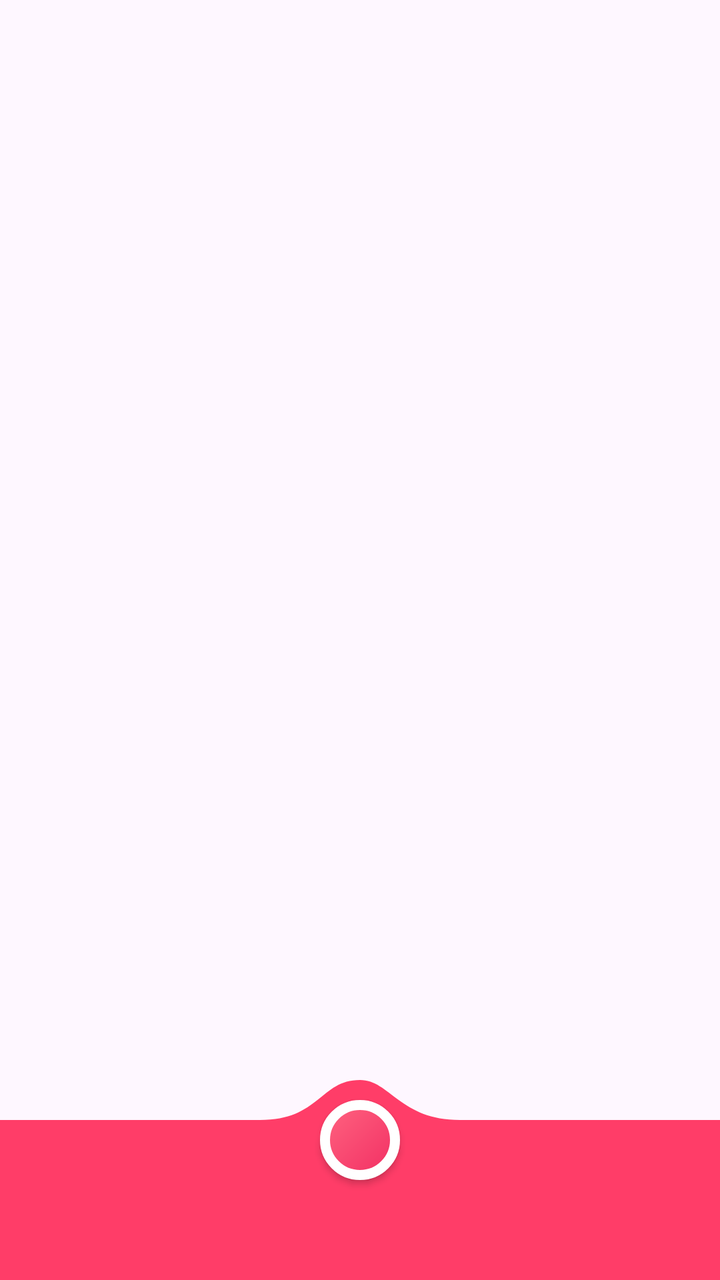
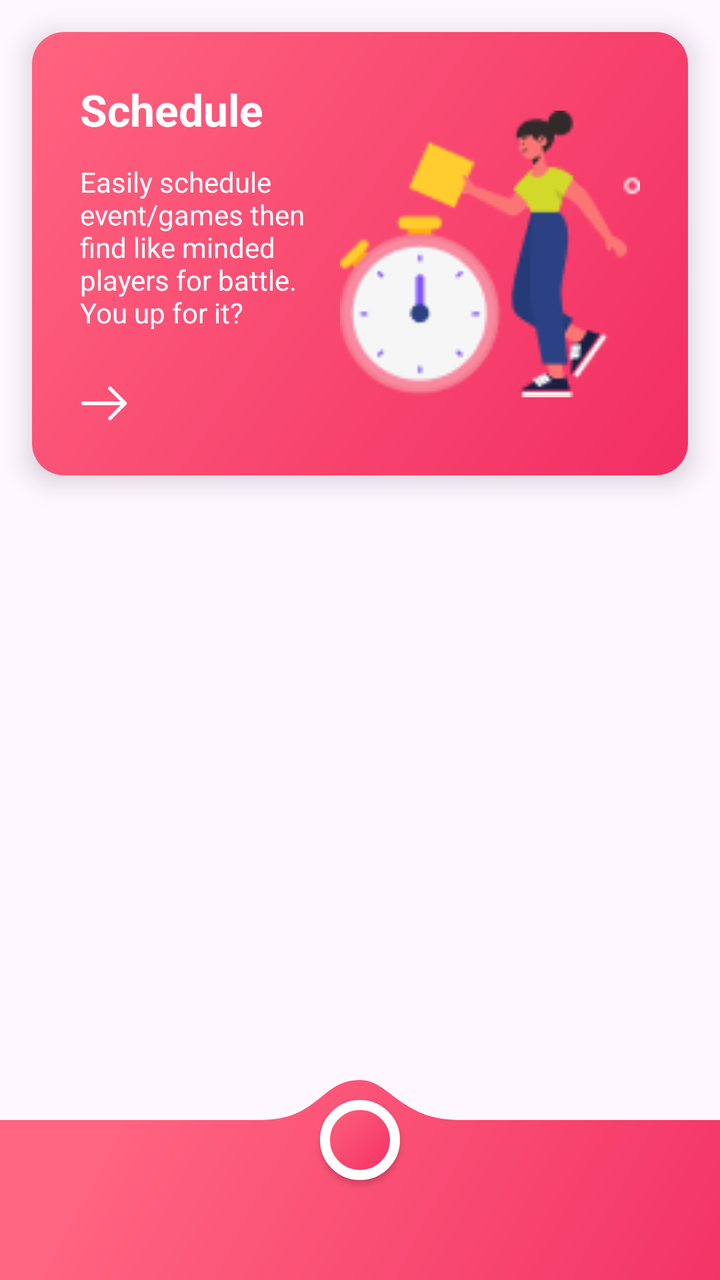

The first picture is an Android layout as it rendered before a commit; the second is the same layout after the commit. The layout source and the unified diff follow.
<!-- AndroidManifest.xml: application theme Theme.Professionals -->
<!-- res/layout/landing_screen.xml -->
<androidx.constraintlayout.widget.ConstraintLayout
    xmlns:android="http://schemas.android.com/apk/res/android"
    xmlns:app="http://schemas.android.com/apk/res-auto"
    android:layout_width="match_parent"
    android:layout_height="match_parent">

    

    
    <androidx.constraintlayout.widget.ConstraintLayout
        android:id="@+id/customBottomBar"
        android:layout_width="match_parent"
        android:layout_height="100dp"
        android:layout_gravity="bottom"
        android:background="@drawable/bg_custom_nav"
        android:clipChildren="false"
        app:layout_constraintBottom_toBottomOf="parent">

        <androidx.appcompat.widget.AppCompatButton
            android:id="@+id/facebookBtn"
            android:layout_width="40dp"
            android:layout_height="40dp"
            android:layout_marginTop="10dp"
            android:background="@drawable/schedule_btn"
            android:textAllCaps="false"
            android:textColor="@color/white"
            android:textStyle="bold"
            app:strokeColor="@color/white"
            app:strokeWidth="3dp"
            app:layout_constraintStart_toStartOf="parent"
            app:layout_constraintTop_toTopOf="parent"
            app:layout_constraintEnd_toEndOf="parent"/>



    </androidx.constraintlayout.widget.ConstraintLayout>
    </androidx.constraintlayout.widget.ConstraintLayout>
<!-- resources referenced by this layout -->
<resources>
  <color name="white">#FFFFFFFF</color>
  <!-- drawable bg_custom_nav (drawable) -->
  <?xml version="1.0" encoding="utf-8"?>
  <vector xmlns:android="http://schemas.android.com/apk/res/android"
      android:width="360dp"
      android:height="100dp"
      android:viewportWidth="360"
      android:viewportHeight="100">
  <path
      
      android:fillColor="#FF3D68"
      android:pathData="M0,20 L130,20 C160,20 160,0 180,0 C195,0 200,20 230,20 L360,20 L360,100 L0,100 Z" />
      </vector>
  <!-- drawable schedule_btn (drawable) -->
  <?xml version="1.0" encoding="utf-8"?>
  <shape xmlns:android="http://schemas.android.com/apk/res/android"
      android:shape="oval">
  
      
      <gradient
          android:angle="135"
          android:startColor="#F22E63"
          android:endColor="#FF6480"
          android:type="linear" />
  
      
      <stroke
          android:width="5dp"
      android:color="#FFFFFF" />
  
      
      <corners android:radius="30dp" />
  
  </shape>
  <style name="Theme.Professionals" parent="Base.Theme.Professionals" />
  <style name="Base.Theme.Professionals" parent="Theme.Material3.DayNight.NoActionBar">
          
          
      </style>
</resources>

<!-- the commit's change to res/layout/landing_screen.xml (unified diff, before → after) -->
@@ -4,7 +4,75 @@
     android:layout_width="match_parent"
     android:layout_height="match_parent">
 
+    <com.google.android.material.card.MaterialCardView
+        android:id="@+id/cardSchedule"
+        android:layout_width="match_parent"
+        android:layout_height="wrap_content"
+        android:layout_margin="16dp"
+        android:clickable="true"
+        android:focusable="true"
+        app:layout_constraintTop_toTopOf="parent"
+        app:cardCornerRadius="16dp"
+        app:cardElevation="8dp"
+        app:strokeWidth="0dp">
+
+    <androidx.constraintlayout.widget.ConstraintLayout
+        android:layout_width="match_parent"
+        android:layout_height="wrap_content"
+        android:background="@drawable/bg_schedule_card"
+        android:foreground="?attr/selectableItemBackground"     android:padding="24dp">
+
+    <TextView
+        android:id="@+id/tvTitle"
+        android:layout_width="wrap_content"
+        android:layout_height="wrap_content"
+        android:text="Schedule"
+        android:textColor="@android:color/white"
+        android:textSize="22sp"
+        android:textStyle="bold"
+        app:layout_constraintStart_toStartOf="parent"
+        app:layout_constraintTop_toTopOf="parent" />
+
+    <TextView
+        android:id="@+id/tvDesc"
+        android:layout_width="0dp"
+        android:layout_height="wrap_content"
+        android:layout_marginTop="12dp"
+        android:layout_marginEnd="16dp"
+        android:text="Easily schedule event/games then find like minded players for battle. You up for it?"
+        android:textColor="@android:color/white"
+        android:textSize="14sp"
+        app:layout_constraintEnd_toStartOf="@+id/imgIllustration"
+        app:layout_constraintStart_toStartOf="parent"
+        app:layout_constraintTop_toBottomOf="@id/tvTitle" />
+
     
+    <ImageView
+        android:id="@+id/imgArrow"
+        android:layout_width="24dp"
+        android:layout_height="24dp"
+        android:layout_marginTop="24dp"
+        android:src="@drawable/ic_arrow_right"
+        app:tint="@android:color/white"
+        app:layout_constraintBottom_toBottomOf="parent"
+        app:layout_constraintStart_toStartOf="parent"
+        app:layout_constraintTop_toBottomOf="@id/tvDesc" />
+
+    
+    <ImageView
+        android:id="@+id/imgIllustration"
+        android:layout_width="150dp"
+        android:layout_height="150dp"
+        android:scaleType="fitCenter"
+        android:src="@drawable/img_card1"
+        app:layout_constraintBottom_toBottomOf="parent"
+        app:layout_constraintEnd_toEndOf="parent"
+        app:layout_constraintTop_toTopOf="parent" />
+
+</androidx.constraintlayout.widget.ConstraintLayout>
+
+    </com.google.android.material.card.MaterialCardView>
+
 
     
     <androidx.constraintlayout.widget.ConstraintLayout
<!-- resource entries referenced after the edit -->
@@ -4,15 +4,49 @@
   <!-- drawable bg_custom_nav (drawable) -->
   <?xml version="1.0" encoding="utf-8"?>
   <vector xmlns:android="http://schemas.android.com/apk/res/android"
+      xmlns:aapt="http://schemas.android.com/aapt"
       android:width="360dp"
       android:height="100dp"
       android:viewportWidth="360"
       android:viewportHeight="100">
-  <path
-      
-      android:fillColor="#FF3D68"
-      android:pathData="M0,20 L130,20 C160,20 160,0 180,0 C195,0 200,20 230,20 L360,20 L360,100 L0,100 Z" />
+  
+  <path android:pathData="M0,20 L130,20 C160,20 160,0 180,0 C195,0 200,20 230,20 L360,20 L360,100 L0,100 Z">
+  
+  <aapt:attr name="android:fillColor">
+      <gradient
+          android:type="linear"
+          android:startX="360"
+          android:startY="180"
+          android:endX="60"
+          android:endY="20"
+          android:startColor="#F22E63"
+          android:endColor="#FF6480" />
+  </aapt:attr>
+  
+  </path>
       </vector>
+  <!-- drawable bg_schedule_card (drawable) -->
+  <?xml version="1.0" encoding="utf-8"?>
+  <shape xmlns:android="http://schemas.android.com/apk/res/android"
+      android:shape="rectangle">
+      <gradient
+          android:angle="135"
+          android:startColor="#F22E63"
+          android:endColor="#FF6480"
+          android:type="linear" />
+      <corners android:radius="10px"/>
+  </shape>
+  <!-- drawable ic_arrow_right (drawable) -->
+  <vector xmlns:android="http://schemas.android.com/apk/res/android"
+      android:width="128dp"
+      android:height="128dp"
+      android:viewportWidth="32"
+      android:viewportHeight="32">
+    <path
+        android:pathData="M31.218,15.838c-0.007,-0.058 -0.018,-0.109 -0.031,-0.159l0.002,0.008c-0.051,-0.223 -0.158,-0.416 -0.305,-0.571l0,0.001 -10,-10c-0.226,-0.227 -0.539,-0.367 -0.885,-0.367 -0.691,0 -1.251,0.56 -1.251,1.251 0,0.345 0.14,0.658 0.366,0.884v0l7.867,7.866h-24.982c-0.69,0 -1.25,0.56 -1.25,1.25s0.56,1.25 1.25,1.25v0h24.981l-7.866,7.865c-0.226,0.226 -0.366,0.539 -0.366,0.884 0,0.691 0.56,1.251 1.251,1.251 0.345,0 0.658,-0.14 0.884,-0.366l10,-10.001c0.012,-0.012 0.016,-0.029 0.027,-0.041 0.099,-0.103 0.18,-0.223 0.239,-0.356l0.003,-0.008 0,-0.003c0.051,-0.13 0.08,-0.28 0.08,-0.438 0,-0.071 -0.006,-0.14 -0.017,-0.208l0.001,0.007z"
+        android:fillColor="#000000"/>
+  </vector>
+  <!-- drawable img_card1: png bitmap (drawable, 7202 bytes) -->
   <!-- drawable schedule_btn (drawable) -->
   <?xml version="1.0" encoding="utf-8"?>
   <shape xmlns:android="http://schemas.android.com/apk/res/android"
